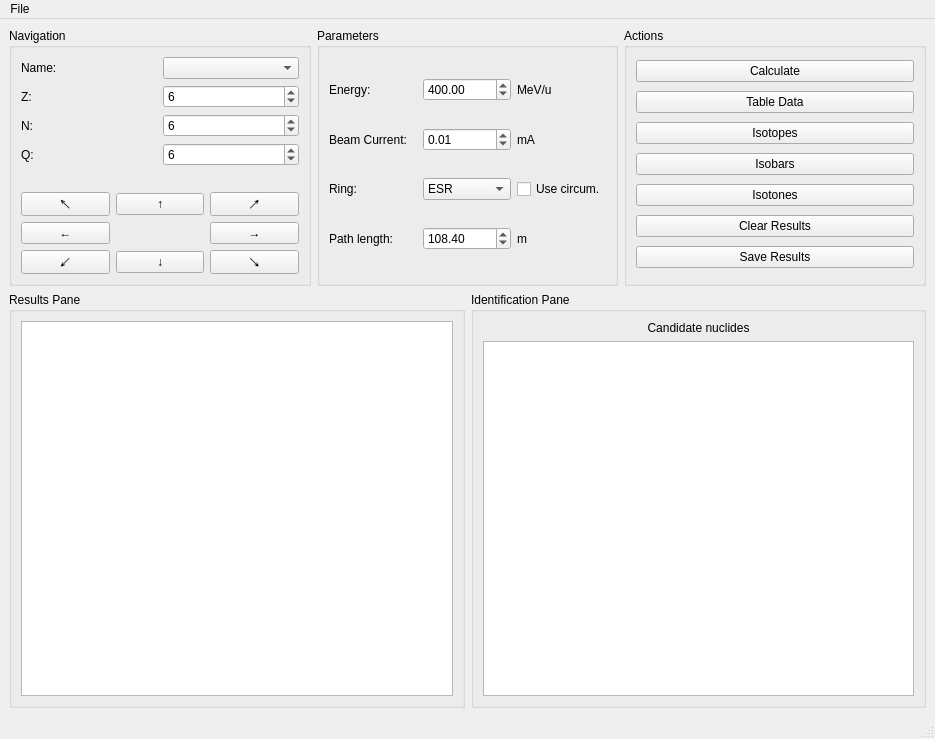
This is rsrc/mainwindow.ui in xaratustrah/barion as Qt 5 draws it before an edit. The edited form follows.
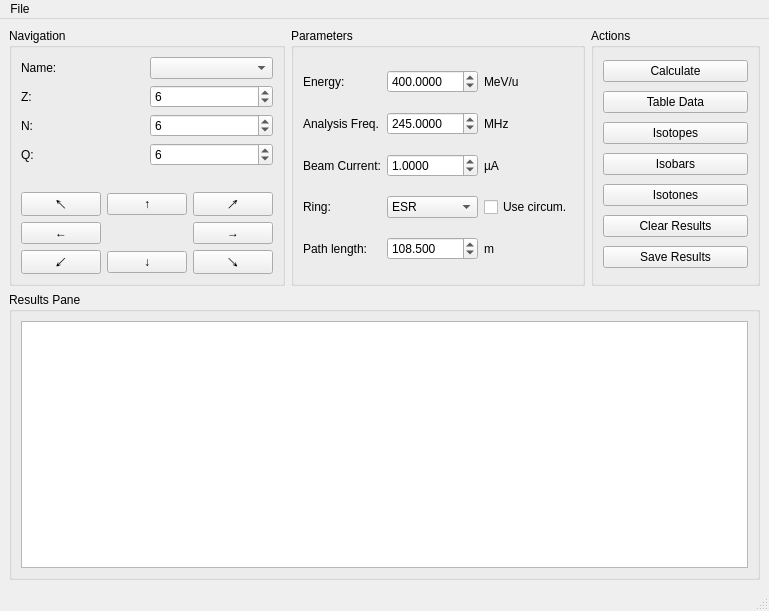
This is the edited form.

```diff
--- a/rsrc/mainwindow.ui
+++ b/rsrc/mainwindow.ui
@@ -6,8 +6,8 @@
    <rect>
     <x>0</x>
     <y>0</y>
-    <width>935</width>
-    <height>739</height>
+    <width>769</width>
+    <height>611</height>
    </rect>
   </property>
   <property name="windowTitle">
@@ -175,44 +175,7 @@
         <property name="title">
          <string>Parameters</string>
         </property>
-        <layout class="QGridLayout" name="gridLayout_4">
-         <item row="3" column="0">
-          <widget class="QLabel" name="label_19">
-           <property name="text">
-            <string>Path length:</string>
-           </property>
-          </widget>
-         </item>
-         <item row="3" column="3">
-          <widget class="QLabel" name="label_18">
-           <property name="text">
-            <string>m</string>
-           </property>
-          </widget>
-         </item>
-         <item row="0" column="2">
-          <widget class="QDoubleSpinBox" name="doubleSpinBox_energy">
-           <property name="maximum">
-            <double>5000.000000000000000</double>
-           </property>
-           <property name="value">
-            <double>400.000000000000000</double>
-           </property>
-          </widget>
-         </item>
-         <item row="3" column="2">
-          <widget class="QDoubleSpinBox" name="doubleSpinBox_path_length">
-           <property name="maximum">
-            <double>100000.000000000000000</double>
-           </property>
-           <property name="singleStep">
-            <double>0.100000000000000</double>
-           </property>
-           <property name="value">
-            <double>108.400000000000006</double>
-           </property>
-          </widget>
-         </item>
+        <layout class="QGridLayout" name="gridLayout_3">
          <item row="0" column="0">
           <widget class="QLabel" name="label_4">
            <property name="text">
@@ -220,55 +183,97 @@
            </property>
           </widget>
          </item>
-         <item row="0" column="3">
+         <item row="0" column="1">
+          <widget class="QDoubleSpinBox" name="doubleSpinBox_energy">
+           <property name="decimals">
+            <number>4</number>
+           </property>
+           <property name="maximum">
+            <double>10000.000000000000000</double>
+           </property>
+           <property name="singleStep">
+            <double>0.000100000000000</double>
+           </property>
+           <property name="value">
+            <double>400.000000000000000</double>
+           </property>
+          </widget>
+         </item>
+         <item row="0" column="2">
           <widget class="QLabel" name="label_7">
            <property name="text">
             <string>MeV/u</string>
            </property>
           </widget>
          </item>
+         <item row="1" column="0">
+          <widget class="QLabel" name="label_10">
+           <property name="text">
+            <string>Analysis Freq.</string>
+           </property>
+          </widget>
+         </item>
+         <item row="1" column="1">
+          <widget class="QDoubleSpinBox" name="doubleSpinBox_f_analysis">
+           <property name="decimals">
+            <number>4</number>
+           </property>
+           <property name="maximum">
+            <double>10000.000000000000000</double>
+           </property>
+           <property name="singleStep">
+            <double>0.000100000000000</double>
+           </property>
+           <property name="value">
+            <double>245.000000000000000</double>
+           </property>
+          </widget>
+         </item>
          <item row="1" column="2">
-          <widget class="QDoubleSpinBox" name="doubleSpinBox_beam_current">
-           <property name="maximum">
-            <double>1.000000000000000</double>
-           </property>
-           <property name="singleStep">
-            <double>0.000010000000000</double>
-           </property>
-           <property name="value">
-            <double>0.010000000000000</double>
+          <widget class="QLabel" name="label_11">
+           <property name="text">
+            <string>MHz</string>
            </property>
           </widget>
          </item>
-         <item row="1" column="0">
+         <item row="2" column="0">
           <widget class="QLabel" name="label_8">
            <property name="text">
             <string>Beam Current:</string>
            </property>
           </widget>
          </item>
-         <item row="2" column="3">
-          <widget class="QCheckBox" name="checkBox_circum">
-           <property name="text">
-            <string>Use circum.</string>
+         <item row="2" column="1">
+          <widget class="QDoubleSpinBox" name="doubleSpinBox_beam_current">
+           <property name="decimals">
+            <number>4</number>
+           </property>
+           <property name="maximum">
+            <double>10000.000000000000000</double>
+           </property>
+           <property name="singleStep">
+            <double>0.000100000000000</double>
+           </property>
+           <property name="value">
+            <double>1.000000000000000</double>
            </property>
           </widget>
          </item>
-         <item row="1" column="3">
+         <item row="2" column="2">
           <widget class="QLabel" name="label_9">
            <property name="text">
-            <string>mA</string>
+            <string>µA</string>
            </property>
           </widget>
          </item>
-         <item row="2" column="0">
+         <item row="3" column="0">
           <widget class="QLabel" name="label_17">
            <property name="text">
             <string>Ring:</string>
            </property>
           </widget>
          </item>
-         <item row="2" column="2">
+         <item row="3" column="1">
           <widget class="QComboBox" name="comboBox_ring">
            <item>
             <property name="text">
@@ -297,6 +302,43 @@
            </item>
           </widget>
          </item>
+         <item row="3" column="2">
+          <widget class="QCheckBox" name="checkBox_circum">
+           <property name="text">
+            <string>Use circum.</string>
+           </property>
+          </widget>
+         </item>
+         <item row="4" column="0">
+          <widget class="QLabel" name="label_19">
+           <property name="text">
+            <string>Path length:</string>
+           </property>
+          </widget>
+         </item>
+         <item row="4" column="1">
+          <widget class="QDoubleSpinBox" name="doubleSpinBox_path_length">
+           <property name="decimals">
+            <number>3</number>
+           </property>
+           <property name="maximum">
+            <double>100000.000000000000000</double>
+           </property>
+           <property name="singleStep">
+            <double>0.000100000000000</double>
+           </property>
+           <property name="value">
+            <double>108.500000000000000</double>
+           </property>
+          </widget>
+         </item>
+         <item row="4" column="2">
+          <widget class="QLabel" name="label_18">
+           <property name="text">
+            <string>m</string>
+           </property>
+          </widget>
+         </item>
         </layout>
        </widget>
       </item>
@@ -361,7 +403,7 @@
      </layout>
     </item>
     <item>
-     <layout class="QHBoxLayout" name="horizontalLayout" stretch="0,0">
+     <layout class="QHBoxLayout" name="horizontalLayout" stretch="0">
       <property name="spacing">
        <number>-1</number>
       </property>
@@ -377,28 +419,6 @@
         </layout>
        </widget>
       </item>
-      <item>
-       <widget class="QGroupBox" name="groupBox_3">
-        <property name="title">
-         <string>Identification Pane</string>
-        </property>
-        <layout class="QGridLayout" name="gridLayout_3">
-         <item row="1" column="0">
-          <widget class="QListView" name="listView_candidates"/>
-         </item>
-         <item row="0" column="0">
-          <widget class="QLabel" name="label_23">
-           <property name="text">
-            <string>Candidate nuclides</string>
-           </property>
-           <property name="alignment">
-            <set>Qt::AlignCenter</set>
-           </property>
-          </widget>
-         </item>
-        </layout>
-       </widget>
-      </item>
      </layout>
     </item>
    </layout>
@@ -408,7 +428,7 @@
     <rect>
      <x>0</x>
      <y>0</y>
-     <width>935</width>
+     <width>769</width>
      <height>22</height>
     </rect>
    </property>
```
